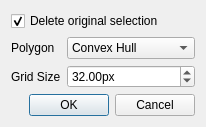
Before: the Qt Designer form data/plugins/fill_area/dialog.ui in mbasaglia/Knotter, drawn with Qt 5.
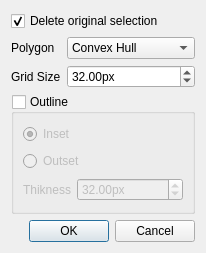
After: the same form once the commit is applied.

Commit message: Outline fill

```diff
--- a/data/plugins/fill_area/dialog.ui
+++ b/data/plugins/fill_area/dialog.ui
@@ -7,7 +7,7 @@
     <x>0</x>
     <y>0</y>
     <width>193</width>
-    <height>127</height>
+    <height>253</height>
    </rect>
   </property>
   <property name="windowTitle">
@@ -21,13 +21,10 @@
      </property>
     </widget>
    </item>
-   <item row="3" column="0" colspan="2">
-    <widget class="QDialogButtonBox" name="buttonBox">
-     <property name="orientation">
-      <enum>Qt::Horizontal</enum>
-     </property>
-     <property name="standardButtons">
-      <set>QDialogButtonBox::Cancel|QDialogButtonBox::Ok</set>
+   <item row="1" column="0">
+    <widget class="QLabel" name="label">
+     <property name="text">
+      <string>Polygon</string>
      </property>
     </widget>
    </item>
@@ -53,6 +50,16 @@
      </property>
     </widget>
    </item>
+   <item row="4" column="0" colspan="2">
+    <widget class="QDialogButtonBox" name="buttonBox">
+     <property name="orientation">
+      <enum>Qt::Horizontal</enum>
+     </property>
+     <property name="standardButtons">
+      <set>QDialogButtonBox::Cancel|QDialogButtonBox::Ok</set>
+     </property>
+    </widget>
+   </item>
    <item row="0" column="0" colspan="2">
     <widget class="QCheckBox" name="delete_original">
      <property name="text">
@@ -63,13 +70,6 @@
      </property>
     </widget>
    </item>
-   <item row="1" column="0">
-    <widget class="QLabel" name="label">
-     <property name="text">
-      <string>Polygon</string>
-     </property>
-    </widget>
-   </item>
    <item row="1" column="1">
     <widget class="QComboBox" name="algorithm">
      <property name="currentIndex">
@@ -87,6 +87,67 @@
      </item>
     </widget>
    </item>
+   <item row="3" column="0" colspan="2">
+    <widget class="QGroupBox" name="outline">
+     <property name="title">
+      <string>Outline</string>
+     </property>
+     <property name="checkable">
+      <bool>true</bool>
+     </property>
+     <property name="checked">
+      <bool>false</bool>
+     </property>
+     <layout class="QGridLayout" name="gridLayout_2">
+      <item row="2" column="0">
+       <widget class="QLabel" name="label_3">
+        <property name="text">
+         <string>Thikness</string>
+        </property>
+       </widget>
+      </item>
+      <item row="2" column="1">
+       <widget class="QDoubleSpinBox" name="thickness">
+        <property name="sizePolicy">
+         <sizepolicy hsizetype="Expanding" vsizetype="Fixed">
+          <horstretch>0</horstretch>
+          <verstretch>0</verstretch>
+         </sizepolicy>
+        </property>
+        <property name="suffix">
+         <string>px</string>
+        </property>
+        <property name="minimum">
+         <double>1.000000000000000</double>
+        </property>
+        <property name="maximum">
+         <double>1024.000000000000000</double>
+        </property>
+        <property name="value">
+         <double>32.000000000000000</double>
+        </property>
+       </widget>
+      </item>
+      <item row="1" column="0" colspan="2">
+       <widget class="QRadioButton" name="outset">
+        <property name="text">
+         <string>Outset</string>
+        </property>
+       </widget>
+      </item>
+      <item row="0" column="0" colspan="2">
+       <widget class="QRadioButton" name="inset">
+        <property name="text">
+         <string>Inset</string>
+        </property>
+        <property name="checked">
+         <bool>true</bool>
+        </property>
+       </widget>
+      </item>
+     </layout>
+    </widget>
+   </item>
   </layout>
  </widget>
  <resources/>
```
Left out of the diff: 10 changed lines with no effect on the pictures. The commit also changes 4 other files.
